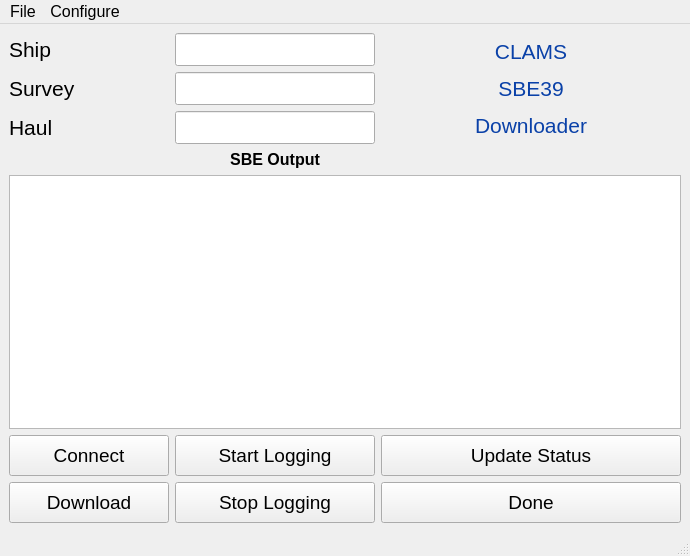
Before: the Qt Designer form ui/CLAMSsbeDownloader.ui in aliciabillings-noaa/CLAMS, drawn with Qt 5.
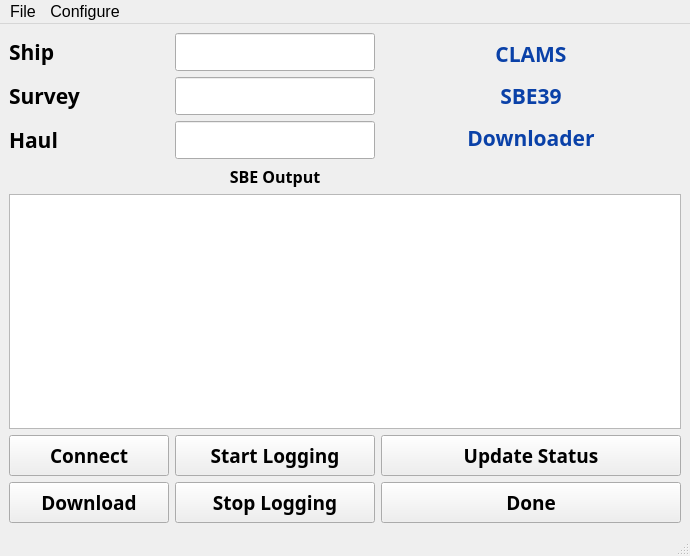
After: the same form once the commit is applied.

```diff
--- a/ui/CLAMSsbeDownloader.ui
+++ b/ui/CLAMSsbeDownloader.ui
@@ -38,7 +38,10 @@
         </property>
         <property name="font">
          <font>
+          <family>Arial Black</family>
           <pointsize>16</pointsize>
+          <weight>75</weight>
+          <bold>true</bold>
          </font>
         </property>
         <property name="text">
@@ -56,7 +59,10 @@
         </property>
         <property name="font">
          <font>
+          <family>Arial Black</family>
           <pointsize>14</pointsize>
+          <weight>75</weight>
+          <bold>true</bold>
          </font>
         </property>
         <property name="text">
@@ -74,7 +80,10 @@
         </property>
         <property name="font">
          <font>
+          <family>Arial Black</family>
           <pointsize>14</pointsize>
+          <weight>75</weight>
+          <bold>true</bold>
          </font>
         </property>
         <property name="text">
@@ -92,7 +101,10 @@
         </property>
         <property name="font">
          <font>
+          <family>Arial Black</family>
           <pointsize>14</pointsize>
+          <weight>75</weight>
+          <bold>true</bold>
          </font>
         </property>
         <property name="text">
@@ -104,6 +116,7 @@
        <widget class="QLabel" name="label_34">
         <property name="font">
          <font>
+          <family>Arial Black</family>
           <pointsize>12</pointsize>
           <weight>75</weight>
           <bold>true</bold>
@@ -127,7 +140,10 @@
         </property>
         <property name="font">
          <font>
+          <family>Arial Black</family>
           <pointsize>16</pointsize>
+          <weight>75</weight>
+          <bold>true</bold>
          </font>
         </property>
         <property name="text">
@@ -145,7 +161,10 @@
         </property>
         <property name="font">
          <font>
+          <family>Arial Black</family>
           <pointsize>14</pointsize>
+          <weight>75</weight>
+          <bold>true</bold>
          </font>
         </property>
         <property name="text">
@@ -163,7 +182,10 @@
         </property>
         <property name="font">
          <font>
+          <family>Arial Black</family>
           <pointsize>14</pointsize>
+          <weight>75</weight>
+          <bold>true</bold>
          </font>
         </property>
         <property name="text">
@@ -181,7 +203,10 @@
         </property>
         <property name="font">
          <font>
+          <family>Arial Black</family>
           <pointsize>16</pointsize>
+          <weight>75</weight>
+          <bold>true</bold>
          </font>
         </property>
         <property name="readOnly">
@@ -199,7 +224,10 @@
         </property>
         <property name="font">
          <font>
+          <family>Arial Black</family>
           <pointsize>16</pointsize>
+          <weight>75</weight>
+          <bold>true</bold>
          </font>
         </property>
        </widget>
@@ -214,7 +242,10 @@
         </property>
         <property name="font">
          <font>
+          <family>Arial Black</family>
           <pointsize>14</pointsize>
+          <weight>75</weight>
+          <bold>true</bold>
          </font>
         </property>
         <property name="text">
@@ -232,7 +263,10 @@
         </property>
         <property name="font">
          <font>
+          <family>Arial Black</family>
           <pointsize>16</pointsize>
+          <weight>75</weight>
+          <bold>true</bold>
          </font>
         </property>
         <property name="text">
@@ -250,7 +284,10 @@
         </property>
         <property name="font">
          <font>
+          <family>Arial Black</family>
           <pointsize>16</pointsize>
+          <weight>75</weight>
+          <bold>true</bold>
          </font>
         </property>
         <property name="readOnly">
@@ -266,6 +303,14 @@
           <height>0</height>
          </size>
         </property>
+        <property name="font">
+         <font>
+          <family>Arial Black</family>
+          <pointsize>12</pointsize>
+          <weight>75</weight>
+          <bold>true</bold>
+         </font>
+        </property>
         <property name="text">
          <string>&lt;html&gt;&lt;head/&gt;&lt;body&gt;&lt;p align=&quot;center&quot;&gt;&lt;span style=&quot; font-size:16pt; color:#0a41a8;&quot;&gt;CLAMS&lt;/span&gt;&lt;/p&gt;&lt;p align=&quot;center&quot;&gt;&lt;span style=&quot; font-size:16pt; color:#0a41a8;&quot;&gt;SBE39&lt;/span&gt;&lt;/p&gt;&lt;p align=&quot;center&quot;&gt;&lt;span style=&quot; font-size:16pt; color:#0a41a8;&quot;&gt;Downloader&lt;/span&gt;&lt;/p&gt;&lt;/body&gt;&lt;/html&gt;</string>
         </property>
@@ -287,8 +332,10 @@
         </property>
         <property name="font">
          <font>
-          <family>Courier New</family>
+          <family>Arial Black</family>
           <pointsize>11</pointsize>
+          <weight>75</weight>
+          <bold>true</bold>
          </font>
         </property>
        </widget>
```
